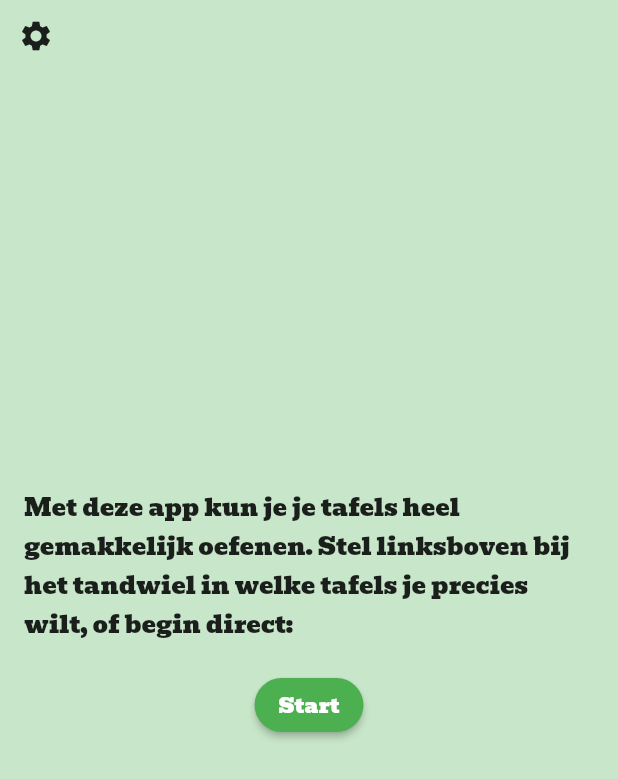
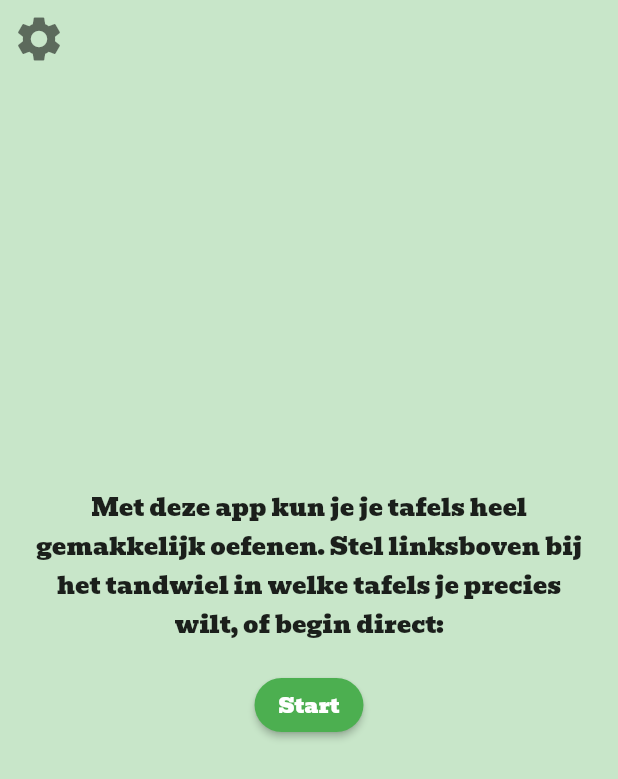
Before and after one commit to rogiervandenberg/tafeltester, a Flutter app: the screen it shows after launch, on a phone screen of 412 x 824 dp. Shown: the top 779 px of the screen. Run offline on Flutter 3.47's test engine with Material 2 defaults, Android fonts, the light colour scheme and no system bars; our stand-ins replace bloc, flutter_bloc, shared_preferences.

Commit message:
Fix styling

```diff
--- a/lib/configuration.dart
+++ b/lib/configuration.dart
@@ -26,7 +26,11 @@ class Configuration extends StatelessWidget {
   Widget build(BuildContext context) {
     return Center(
       child: IconButton(
-        icon: const Icon(Icons.settings),
+        icon: const Icon(
+          Icons.settings,
+          size: 36,
+          color: Color(0x8a000000),
+        ),
         onPressed: () {
           // when raised button is pressed
           // we display showModalBottomSheet
--- a/lib/main.dart
+++ b/lib/main.dart
@@ -117,7 +117,9 @@ class MyApp extends StatelessWidget {
                                   const Padding(
                                     padding: EdgeInsets.all(16.0),
                                     child: Text(
-                                        "Met deze app kun je je tafels heel gemakkelijk oefenen. Stel linksboven bij het tandwiel in welke tafels je precies wilt, of begin direct:"),
+                                      "Met deze app kun je je tafels heel gemakkelijk oefenen. Stel linksboven bij het tandwiel in welke tafels je precies wilt, of begin direct:",
+                                      textAlign: TextAlign.center,
+                                    ),
                                   ),
                                   ElevatedButton(
                                       style: ElevatedButton.styleFrom(
```
Also changed, not shown: 3 other files.
